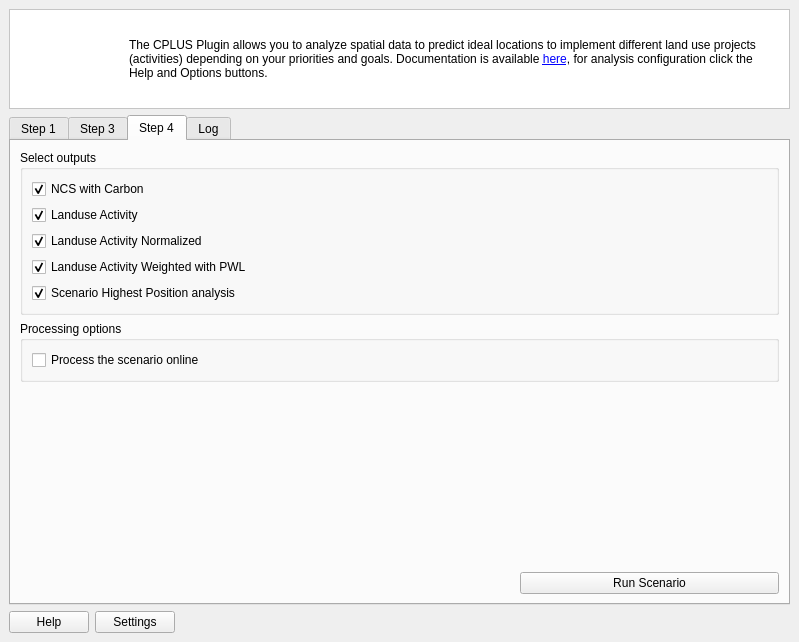
ConservationInternational/cplus-plugin, file src/cplus_plugin/ui/qgis_cplus_main_dockwidget.ui: the form before one commit.
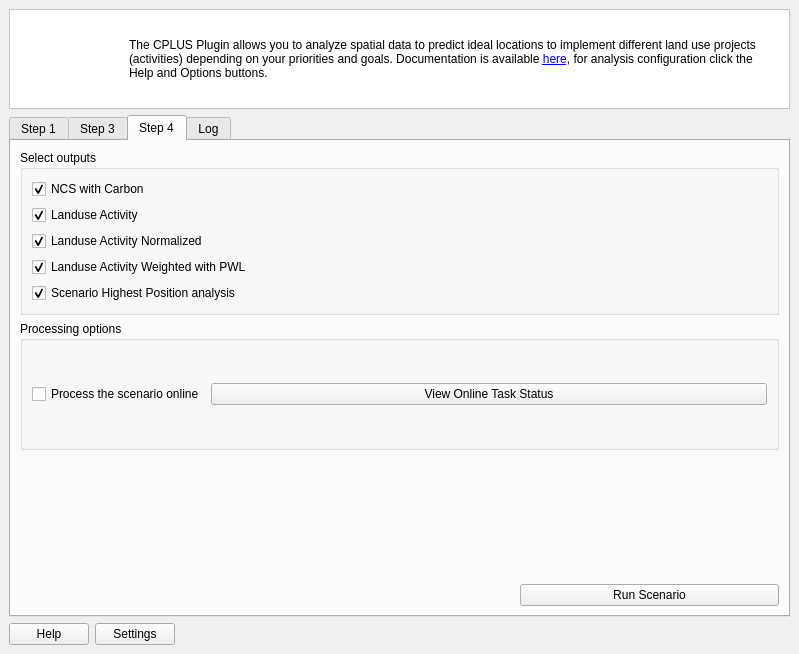
The form after the commit. The open tabs and pages were chosen to show the change. Icons and pictures are not drawn. Custom widgets are drawn as their Qt base class.

```diff
--- a/src/cplus_plugin/ui/qgis_cplus_main_dockwidget.ui
+++ b/src/cplus_plugin/ui/qgis_cplus_main_dockwidget.ui
@@ -7,7 +7,7 @@
     <x>0</x>
     <y>0</y>
     <width>799</width>
-    <height>642</height>
+    <height>654</height>
    </rect>
   </property>
   <property name="windowTitle">
@@ -531,6 +531,22 @@
              </property>
             </widget>
            </item>
+           <item row="0" column="1">
+            <widget class="QPushButton" name="view_status_btn">
+             <property name="sizePolicy">
+              <sizepolicy hsizetype="Expanding" vsizetype="Preferred">
+               <horstretch>10</horstretch>
+               <verstretch>3</verstretch>
+              </sizepolicy>
+             </property>
+             <property name="toolTip">
+              <string>&lt;html&gt;&lt;head/&gt;&lt;body&gt;&lt;p&gt;View online task status&lt;/p&gt;&lt;/body&gt;&lt;/html&gt;</string>
+             </property>
+             <property name="text">
+              <string>View Online Task Status</string>
+             </property>
+            </widget>
+           </item>
           </layout>
          </widget>
         </item>
```
Left out of the diff: 64 changed lines with no effect on the pictures.
